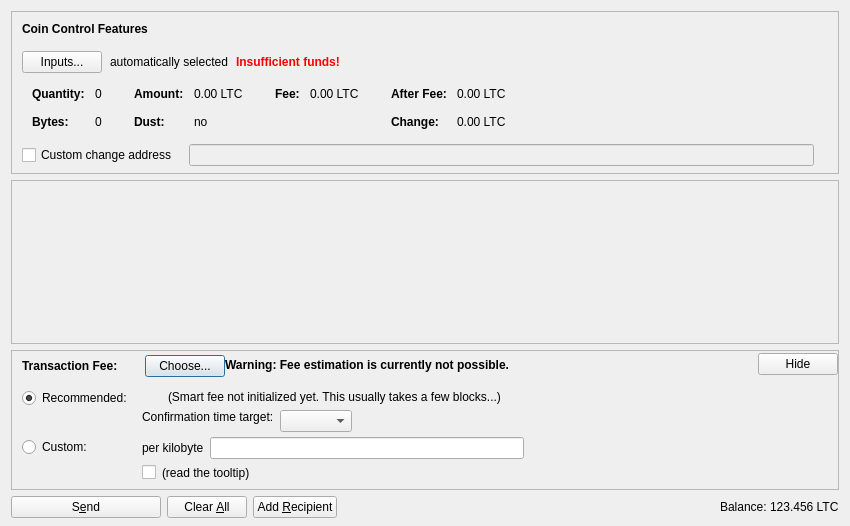
First picture: the form in src/qt/forms/sendcoinsdialog.ui, repository Eternity-Soap/funcoin, before the edit.
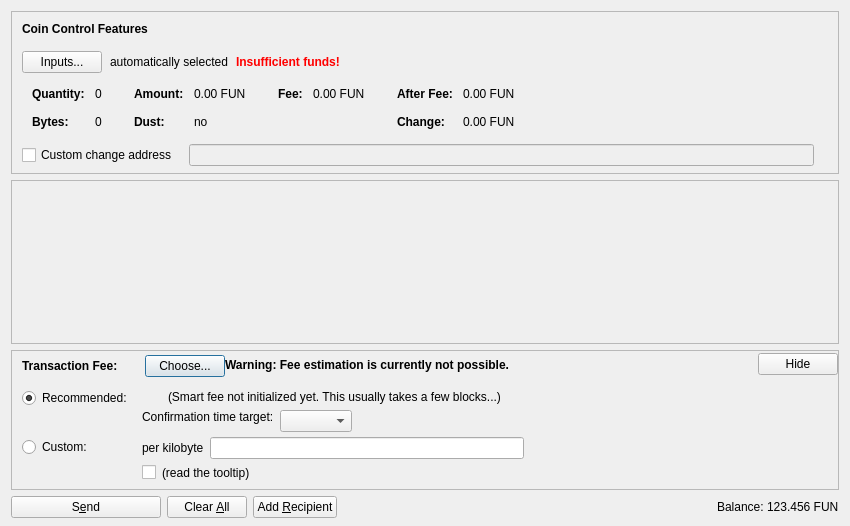
Second picture: the form after the edit. Icons and pictures are not drawn. Custom widgets are drawn as their Qt base class.

The edit to the form file:
```diff
--- a/src/qt/forms/sendcoinsdialog.ui
+++ b/src/qt/forms/sendcoinsdialog.ui
@@ -324,7 +324,7 @@
                   <enum>Qt::ActionsContextMenu</enum>
                  </property>
                  <property name="text">
-                  <string notr="true">0.00 LTC</string>
+                  <string notr="true">0.00 FUN</string>
                  </property>
                  <property name="textInteractionFlags">
                   <set>Qt::LinksAccessibleByMouse|Qt::TextSelectableByKeyboard|Qt::TextSelectableByMouse</set>
@@ -404,7 +404,7 @@
                   <enum>Qt::ActionsContextMenu</enum>
                  </property>
                  <property name="text">
-                  <string notr="true">0.00 LTC</string>
+                  <string notr="true">0.00 FUN</string>
                  </property>
                  <property name="textInteractionFlags">
                   <set>Qt::LinksAccessibleByMouse|Qt::TextSelectableByKeyboard|Qt::TextSelectableByMouse</set>
@@ -455,7 +455,7 @@
                   <enum>Qt::ActionsContextMenu</enum>
                  </property>
                  <property name="text">
-                  <string notr="true">0.00 LTC</string>
+                  <string notr="true">0.00 FUN</string>
                  </property>
                  <property name="textInteractionFlags">
                   <set>Qt::LinksAccessibleByMouse|Qt::TextSelectableByKeyboard|Qt::TextSelectableByMouse</set>
@@ -484,7 +484,7 @@
                   <enum>Qt::ActionsContextMenu</enum>
                  </property>
                  <property name="text">
-                  <string notr="true">0.00 LTC</string>
+                  <string notr="true">0.00 FUN</string>
                  </property>
                  <property name="textInteractionFlags">
                   <set>Qt::LinksAccessibleByMouse|Qt::TextSelectableByKeyboard|Qt::TextSelectableByMouse</set>
@@ -1237,7 +1237,7 @@
           <cursorShape>IBeamCursor</cursorShape>
          </property>
          <property name="text">
-          <string notr="true">123.456 LTC</string>
+          <string notr="true">123.456 FUN</string>
          </property>
          <property name="textInteractionFlags">
           <set>Qt::LinksAccessibleByMouse|Qt::TextSelectableByKeyboard|Qt::TextSelectableByMouse</set>
```
Left out of the diff: 4 changed lines with no effect on the pictures.
